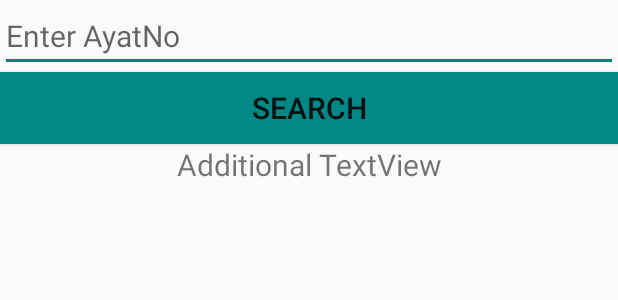
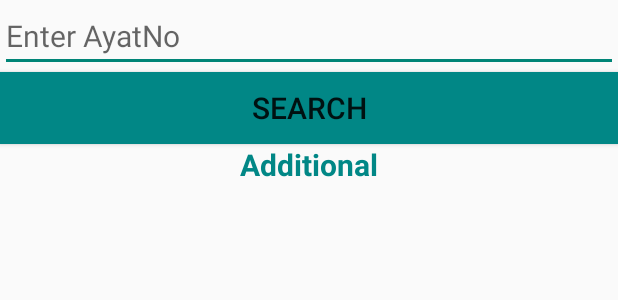
Before and after one commit to RubabFatima8887/Quran_Pak, an Android app: the layout activity_main2.xml on its own in the app's theme, with its tools: preview values and no code run, on a phone screen of 412 x 824 dp. Shown: the top 300 px of the screen. Run offline under Robolectric (Android 15) with nearby library versions, the phone set to English and light mode, and no system bars.

Commit message:
1st version

```diff
--- a/app/src/main/res/layout/activity_main2.xml
+++ b/app/src/main/res/layout/activity_main2.xml
@@ -27,7 +27,9 @@
         android:layout_width="match_parent"
         android:layout_height="wrap_content"
         android:gravity="center"
-        android:text="Additional TextView"
+        android:text="Additional"
+        android:textStyle="bold"
+        android:textColor="@color/buttonBackground"
         android:textSize="20sp" />
 
     <ListView
```
